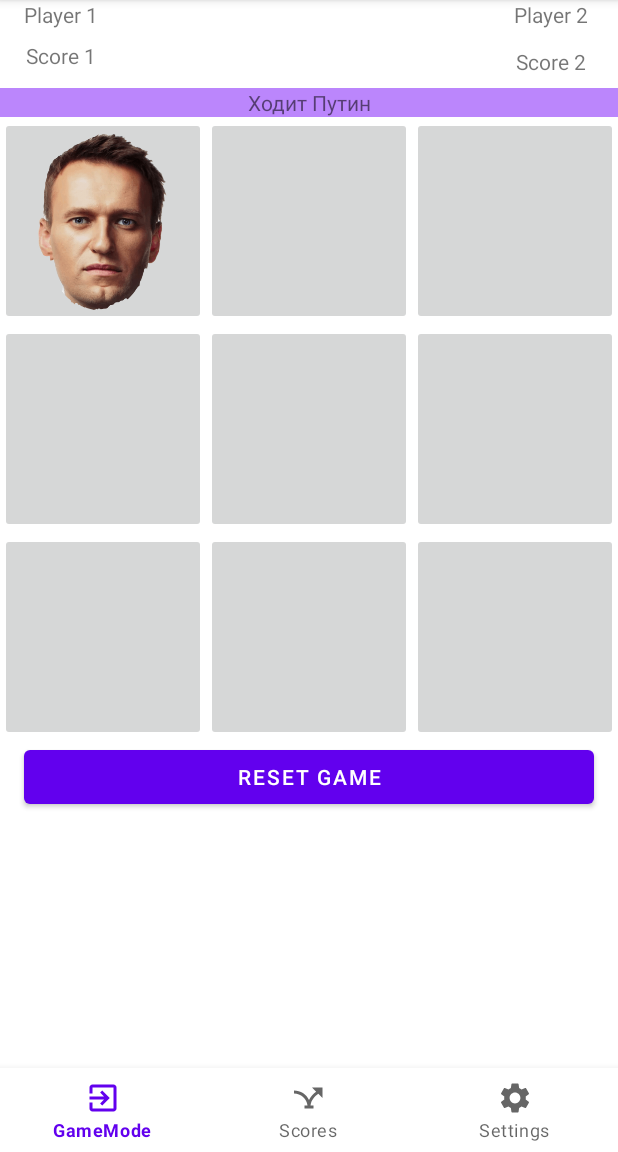
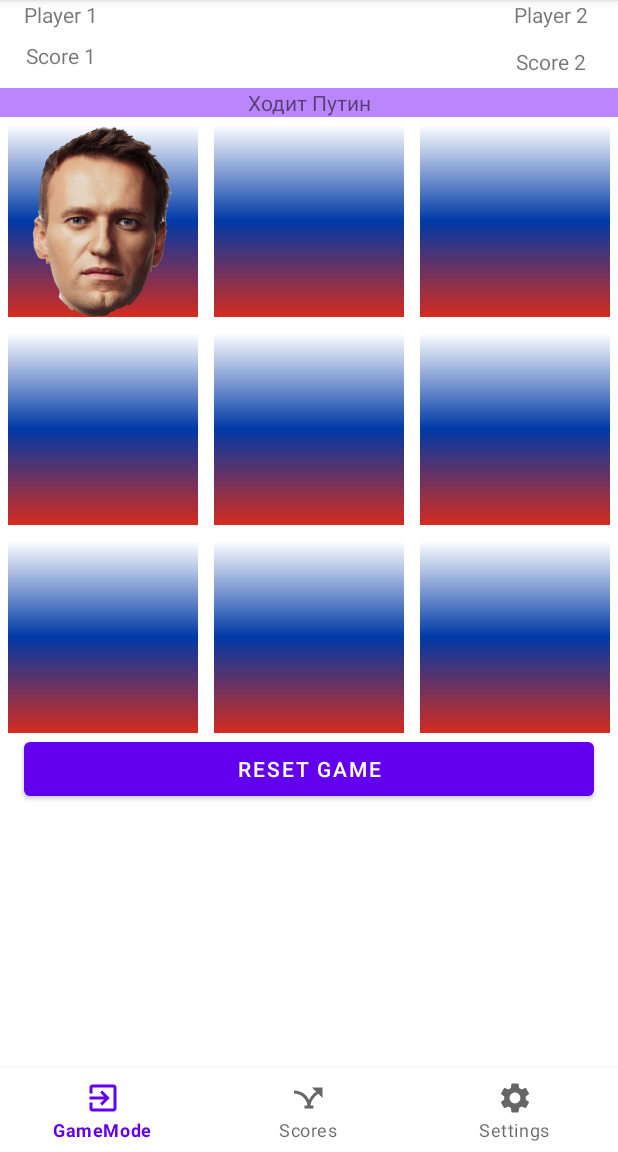
Before and after one commit to dobryansky/TicTacToeOpponents, an Android app: the Board3x3 screen opened through its navigation route, after a tap on an icon or button, on a phone screen of 412 x 824 dp, the part 84-1236 px from its top. Run offline under Robolectric (Android 15) with nearby library versions, the phone set to English and light mode, and no system bars; our stand-ins replace navigation-ui.

Commit message:
board 3x3 complete//TrickolorBackground

```diff
--- a/app/src/main/java/com/artem/myapplication/Board3x3.kt
+++ b/app/src/main/java/com/artem/myapplication/Board3x3.kt
@@ -1,11 +1,13 @@
 package com.artem.myapplication
 
+import android.graphics.drawable.Drawable
 import android.os.Bundle
 import androidx.fragment.app.Fragment
 import android.view.LayoutInflater
 import android.view.View
 import android.view.ViewGroup
 import android.widget.ImageButton
+import androidx.core.content.res.ResourcesCompat
 import com.artem.myapplication.databinding.FragmentBoard3x3Binding
 
 
@@ -13,8 +15,6 @@ class Board3x3 : Fragment() {
     private var _binding: FragmentBoard3x3Binding? = null
     private val binding get() = _binding!!
     var gameBoard: Array<Array<Int>> = Array(3) { Array(3) { 5 } }
-
-
 
 
     //  arrayOf(binding.imgBut1,binding.imgBut2,binding.imgBut3)
@@ -40,22 +40,22 @@ class Board3x3 : Fragment() {
     override fun onResume() {
         super.onResume()
         initListeners()
-        if (logicGame.checkDraw()){
+        if (logicGame.checkDraw()) {
             binding.txtInfoTable.text = "Ничья,ёпта!!!!!"
         }
     }
 
     fun initListeners() {
         val btnArray = arrayOf(
-            arrayOf(binding.imgBut1,binding.imgBut2,binding.imgBut3),
-            arrayOf(binding.imgBut4,binding.imgBut5,binding.imgBut6),
-            arrayOf(binding.imgBut7,binding.imgBut8,binding.imgBut9)
+            arrayOf(binding.imgBut1, binding.imgBut2, binding.imgBut3),
+            arrayOf(binding.imgBut4, binding.imgBut5, binding.imgBut6),
+            arrayOf(binding.imgBut7, binding.imgBut8, binding.imgBut9)
         )
 
 
 
         for (i in 0 until btnArray[0].size) {
-            for (j in 0 until btnArray[0].size ){
+            for (j in 0 until btnArray[0].size) {
                 btnArray[i][j].setOnClickListener {
                     btnArray[i][j].setImageResource(currentPic)
                     textTurn()
@@ -64,8 +64,7 @@ class Board3x3 : Fragment() {
                         println(logicGame.checkWin())
                         if (logicGame.checkWin()) {
                             winPlayer()
-                            }
-                            if (logicGame.checkDraw()){
+                        } else if (logicGame.checkDraw()) {
                             binding.txtInfoTable.text = "Ничья,ёпта!!!!!"
                         }
 
@@ -74,28 +73,18 @@ class Board3x3 : Fragment() {
                         println(logicGame.checkWin())
                         if (logicGame.checkWin()) {
                             winPlayer()
-                            }
-                            if (logicGame.checkDraw()){
+                        } else if (logicGame.checkDraw()) {
                             binding.txtInfoTable.text = "Ничья,ёпта!!!!!"
                         }
 
                     }
                     swapPic()
-                        showGameBoard(gameBoard)
+                    //showGameBoard(gameBoard)
                     btnArray[i][j].isClickable = false
                 }
 
             }
         }
-
-
-
-
-
-
-
-
-
 
 
         /*binding.txtInfoTable.text = "Ходит Навальный"
@@ -406,15 +395,18 @@ class Board3x3 : Fragment() {
         binding.imgBut7.setImageResource(0)
         binding.imgBut8.setImageResource(0)
         binding.imgBut9.setImageResource(0)
-        binding.imgBut1.setBackgroundColor(resources.getColor(R.color.greybackgroung))
-        binding.imgBut2.setBackgroundColor(resources.getColor(R.color.greybackgroung))
-        binding.imgBut3.setBackgroundColor(resources.getColor(R.color.greybackgroung))
-        binding.imgBut4.setBackgroundColor(resources.getColor(R.color.greybackgroung))
-        binding.imgBut5.setBackgroundColor(resources.getColor(R.color.greybackgroung))
-        binding.imgBut6.setBackgroundColor(resources.getColor(R.color.greybackgroung))
-        binding.imgBut7.setBackgroundColor(resources.getColor(R.color.greybackgroung))
-        binding.imgBut8.setBackgroundColor(resources.getColor(R.color.greybackgroung))
-        binding.imgBut9.setBackgroundColor(resources.getColor(R.color.greybackgroung))
+
+        binding.imgBut1.background = resources.getDrawable(R.drawable.tricolor)
+        binding.imgBut2.background = resources.getDrawable(R.drawable.tricolor)
+        binding.imgBut3.background = resources.getDrawable(R.drawable.tricolor)
+        binding.imgBut4.background = resources.getDrawable(R.drawable.tricolor)
+        binding.imgBut5.background = resources.getDrawable(R.drawable.tricolor)
+        binding.imgBut6.background = resources.getDrawable(R.drawable.tricolor)
+        binding.imgBut7.background = resources.getDrawable(R.drawable.tricolor)
+        binding.imgBut8.background = resources.getDrawable(R.drawable.tricolor)
+        binding.imgBut9.background = resources.getDrawable(R.drawable.tricolor)
+
+
         binding.imgBut1.isClickable = true
         binding.imgBut2.isClickable = true
         binding.imgBut3.isClickable = true
@@ -456,17 +448,24 @@ class Board3x3 : Fragment() {
 
     fun winPlayer() {
         val btnArray = arrayOf(
-            arrayOf(binding.imgBut1,binding.imgBut2,binding.imgBut3),
-            arrayOf(binding.imgBut4,binding.imgBut5,binding.imgBut6),
-            arrayOf(binding.imgBut7,binding.imgBut8,binding.imgBut9)
+            arrayOf(binding.imgBut1, binding.imgBut2, binding.imgBut3),
+            arrayOf(binding.imgBut4, binding.imgBut5, binding.imgBut6),
+            arrayOf(binding.imgBut7, binding.imgBut8, binding.imgBut9)
         )
+        showGameBoard(logicGame.winArray)
         if (currentPlayer == 1) {
             binding.txtInfoTable.text = "Победил Навальный"
 
             for (i in 0 until logicGame.winArray.size) {
                 for (j in 0 until logicGame.winArray.size) {
-                    if(logicGame.winArray[i][j]==1){
+                    if (logicGame.winArray[i][j] == 1) {
                         btnArray[i][j].setBackgroundColor(resources.getColor(R.color.green))
+                    }
+                    if(logicGame.gameBoard[i][j]==1) {
+                        btnArray[i][j].setImageResource(R.drawable.navalnysmile)
+                    }
+                    if(logicGame.gameBoard[i][j]==0) {
+                        btnArray[i][j].setImageResource(R.drawable.putinjail)
                     }
 
                 }
@@ -478,8 +477,14 @@ class Board3x3 : Fragment() {
             binding.txtInfoTable.text = "Победил Путин"
             for (i in 0 until logicGame.winArray.size) {
                 for (j in 0 until logicGame.winArray.size) {
-                    if(logicGame.winArray[i][j]==1){
+                    if (logicGame.winArray[i][j] == 1) {
                         btnArray[i][j].setBackgroundColor(resources.getColor(R.color.green))
+                    }
+                    if(logicGame.gameBoard[i][j]==0) {
+                        btnArray[i][j].setImageResource(R.drawable.putinsmile)
+                    }
+                    if(logicGame.gameBoard[i][j]==1) {
+                        btnArray[i][j].setImageResource(R.drawable.navalnyjail)
                     }
 
                 }
--- a/app/src/main/java/com/artem/myapplication/LogicGame.kt
+++ b/app/src/main/java/com/artem/myapplication/LogicGame.kt
@@ -3,7 +3,7 @@ package com.artem.myapplication
 class LogicGame(var gameBoard: Array<Array<Int>>, val numToWin: Int) {
 
 
-    var winArray: Array<Array<Int>> = Array(3) { Array(3) { 0 } }
+    var winArray: Array<Array<Int>> = Array(3) { Array(3) { 5 } }
 
     fun checkWin(): Boolean {
         return checkColumns() || checkRows() || checkDiagonal()
@@ -29,11 +29,12 @@ class LogicGame(var gameBoard: Array<Array<Int>>, val numToWin: Int) {
                 count++
             } else {
                 count = 0
-                winArray = Array(3) { Array(3) { 0 } }
+                winArray = Array(3) { Array(3) { 5 } }
             }
             if (count == (numToWin - 1)) return true
         }
         count = 0
+        winArray = Array(3) { Array(3) { 5 } }
         for (i in 0 until gameBoard[0].size - 1) {
 
             if (gameBoard[i][gameBoard[0].size - 1 - i] == gameBoard[i + 1][gameBoard[0].size - 2 - i] && ((gameBoard[i][gameBoard[0].size - 1 - i] == 0) || gameBoard[i][gameBoard[0].size - 1 - i] == 1)) {
@@ -42,7 +43,7 @@ class LogicGame(var gameBoard: Array<Array<Int>>, val numToWin: Int) {
                 count++
             } else {
                 count = 0
-                winArray = Array(3) { Array(3) { 0 } }
+                winArray = Array(3) { Array(3) { 5 } }
             }
             if (count == (numToWin - 1)) return true
         }
@@ -61,7 +62,7 @@ class LogicGame(var gameBoard: Array<Array<Int>>, val numToWin: Int) {
                     count++
                 } else {
                     count = 0
-                    winArray = Array(3) { Array(3) { 0 } }
+                    winArray = Array(3) { Array(3) { 5 } }
                 }
                 if (count == (numToWin - 1)) {
                     return true
@@ -85,7 +86,7 @@ class LogicGame(var gameBoard: Array<Array<Int>>, val numToWin: Int) {
                     count++
                 } else {
                     count = 0
-                    winArray = Array(3) { Array(3) { 0 } }
+                    winArray = Array(3) { Array(3) { 5 } }
                 }
                 if (count == (numToWin - 1)) {
                     return true
--- /dev/null
+++ b/app/src/main/res/drawable/tricolor.xml
@@ -0,0 +1,11 @@
+<?xml version="1.0" encoding="utf-8"?>
+<shape
+    xmlns:android="http://schemas.android.com/apk/res/android">
+
+    <gradient
+        android:angle="270"
+        android:startColor="#FFFFFF"
+        android:centerColor="#0039A6"
+        android:endColor="#D52B1E"/>
+
+</shape>
--- a/app/src/main/res/layout/fragment_board3x3.xml
+++ b/app/src/main/res/layout/fragment_board3x3.xml
@@ -55,6 +55,7 @@
         android:layout_marginTop="12dp"
         android:background="@color/purple_200"
         android:gravity="center"
+
         android:text="@string/txtInfoTable"
         app:layout_constraintEnd_toEndOf="parent"
         app:layout_constraintStart_toStartOf="parent"
@@ -64,119 +65,164 @@
         android:id="@+id/imgBut1"
         android:layout_width="0dp"
         android:layout_height="0dp"
-        app:layout_constraintVertical_weight="1"
-        app:layout_constraintHorizontal_weight="1"
+        android:layout_marginStart="5dp"
+        android:layout_marginTop="5dp"
+        android:layout_marginEnd="5dp"
+        android:layout_marginBottom="5dp"
+        android:background="@drawable/tricolor"
         android:scaleType="fitCenter"
         app:layout_constraintBottom_toTopOf="@+id/imgBut4"
         app:layout_constraintEnd_toStartOf="@+id/imgBut2"
         app:layout_constraintHorizontal_bias="0.5"
+        app:layout_constraintHorizontal_weight="1"
         app:layout_constraintStart_toStartOf="parent"
-        app:layout_constraintTop_toBottomOf="@+id/txtInfoTable" />
+        app:layout_constraintTop_toBottomOf="@+id/txtInfoTable"
+        app:layout_constraintVertical_weight="1" />
 
     <ImageButton
         android:id="@+id/imgBut2"
         android:layout_width="0dp"
         android:layout_height="0dp"
-        app:layout_constraintVertical_weight="1"
-        app:layout_constraintHorizontal_weight="1"
+        android:layout_marginStart="5dp"
+        android:layout_marginTop="5dp"
+        android:background="@drawable/tricolor"
+        android:layout_marginEnd="5dp"
+        android:layout_marginBottom="5dp"
         android:scaleType="fitCenter"
         app:layout_constraintBottom_toTopOf="@+id/imgBut5"
         app:layout_constraintEnd_toStartOf="@+id/imgBut3"
         app:layout_constraintHorizontal_bias="0.5"
+        app:layout_constraintHorizontal_weight="1"
         app:layout_constraintStart_toEndOf="@+id/imgBut1"
-        app:layout_constraintTop_toBottomOf="@+id/txtInfoTable" />
+        app:layout_constraintTop_toBottomOf="@+id/txtInfoTable"
+        app:layout_constraintVertical_weight="1" />
 
 
     <ImageButton
         android:id="@+id/imgBut3"
         android:layout_width="0dp"
         android:layout_height="0dp"
-        app:layout_constraintVertical_weight="1"
-        app:layout_constraintHorizontal_weight="1"
+        android:layout_marginStart="5dp"
+        android:layout_marginTop="5dp"
+        android:layout_marginEnd="5dp"
+        android:background="@drawable/tricolor"
+        android:layout_marginBottom="5dp"
         android:scaleType="fitCenter"
         app:layout_constraintBottom_toTopOf="@+id/imgBut6"
         app:layout_constraintEnd_toEndOf="parent"
         app:layout_constraintHorizontal_bias="0.5"
+        app:layout_constraintHorizontal_weight="1"
         app:layout_constraintStart_toEndOf="@+id/imgBut2"
-        app:layout_constraintTop_toBottomOf="@+id/txtInfoTable" />
+        app:layout_constraintTop_toBottomOf="@+id/txtInfoTable"
+        app:layout_constraintVertical_weight="1" />
 
     <ImageButton
         android:id="@+id/imgBut4"
         android:layout_width="0dp"
         android:layout_height="0dp"
-        app:layout_constraintVertical_weight="1"
-        app:layout_constraintHorizontal_weight="1"
+        android:layout_marginStart="5dp"
+        android:layout_marginTop="5dp"
+        android:layout_marginEnd="5dp"
+        android:layout_marginBottom="5dp"
+        android:background="@drawable/tricolor"
         android:scaleType="fitCenter"
         app:layout_constraintBottom_toTopOf="@+id/imgBut7"
         app:layout_constraintEnd_toStartOf="@+id/imgBut5"
         app:layout_constraintHorizontal_bias="0.5"
+        app:layout_constraintHorizontal_weight="1"
         app:layout_constraintStart_toStartOf="parent"
-        app:layout_constraintTop_toBottomOf="@+id/imgBut1" />
+        app:layout_constraintTop_toBottomOf="@+id/imgBut1"
+        app:layout_constraintVertical_weight="1" />
 
     <ImageButton
         android:id="@+id/imgBut5"
         android:layout_width="0dp"
         android:layout_height="0dp"
-        app:layout_constraintVertical_weight="1"
-        app:layout_constraintHorizontal_weight="1"
+        android:layout_marginStart="5dp"
+        android:layout_marginTop="5dp"
+        android:layout_marginEnd="5dp"
+        android:background="@drawable/tricolor"
+        android:layout_marginBottom="5dp"
         android:scaleType="fitCenter"
         app:layout_constraintBottom_toTopOf="@+id/imgBut8"
         app:layout_constraintEnd_toStartOf="@+id/imgBut6"
         app:layout_constraintHorizontal_bias="0.5"
+        app:layout_constraintHorizontal_weight="1"
         app:layout_constraintStart_toEndOf="@+id/imgBut4"
-        app:layout_constraintTop_toBottomOf="@+id/imgBut2" />
+        app:layout_constraintTop_toBottomOf="@+id/imgBut2"
+        app:layout_constraintVertical_weight="1" />
 
     <ImageButton
         android:id="@+id/imgBut6"
         android:layout_width="0dp"
         android:layout_height="0dp"
-        app:layout_constraintVertical_weight="1"
-        app:layout_constraintHorizontal_weight="1"
+        android:layout_marginStart="5dp"
+        android:layout_marginTop="5dp"
+        android:layout_marginEnd="5dp"
+        android:background="@drawable/tricolor"
+        android:layout_marginBottom="5dp"
         android:scaleType="fitCenter"
         app:layout_constraintBottom_toTopOf="@+id/imgBut9"
         app:layout_constraintEnd_toEndOf="parent"
         app:layout_constraintHorizontal_bias="0.5"
+        app:layout_constraintHorizontal_weight="1"
         app:layout_constraintStart_toEndOf="@+id/imgBut5"
-        app:layout_constraintTop_toBottomOf="@+id/imgBut3" />
+        app:layout_constraintTop_toBottomOf="@+id/imgBut3"
+        app:layout_constraintVertical_weight="1" />
 
     <ImageButton
         android:id="@+id/imgBut7"
         android:layout_width="0dp"
         android:layout_height="0dp"
-        app:layout_constraintVertical_weight="1"
-        app:layout_constraintHorizontal_weight="1"
+        android:layout_marginStart="5dp"
+        android:layout_marginTop="5dp"
+        android:layout_marginEnd="5dp"
+        android:background="@drawable/tricolor"
+        android:layout_marginBottom="5dp"
         android:scaleType="fitCenter"
         app:layout_constraintBottom_toTopOf="@+id/guideline4"
         app:layout_constraintEnd_toStartOf="@+id/imgBut8"
         app:layout_constraintHorizontal_bias="0.5"
+        app:layout_constraintHorizontal_weight="1"
         app:layout_constraintStart_toStartOf="parent"
-        app:layout_constraintTop_toBottomOf="@+id/imgBut4" />
+        app:layout_constraintTop_toBottomOf="@+id/imgBut4"
+        app:layout_constraintVertical_weight="1" />
 
     <ImageButton
         android:id="@+id/imgBut8"
         android:layout_width="0dp"
         android:layout_height="0dp"
-        app:layout_constraintVertical_weight="1"
-        app:layout_constraintHorizontal_weight="1"
+        android:layout_marginStart="5dp"
+        android:layout_marginTop="5dp"
+        android:layout_marginEnd="5dp"
+        android:background="@drawable/tricolor"
+        android:layout_marginBottom="5dp"
         android:scaleType="fitCenter"
         app:layout_constraintBottom_toTopOf="@+id/guideline4"
         app:layout_constraintEnd_toStartOf="@+id/imgBut9"
         app:layout_constraintHorizontal_bias="0.5"
+        app:layout_constraintHorizontal_weight="1"
         app:layout_constraintStart_toEndOf="@+id/imgBut7"
-        app:layout_constraintTop_toBottomOf="@+id/imgBut5" />
+        app:layout_constraintTop_toBottomOf="@+id/imgBut5"
+        app:layout_constraintVertical_weight="1" />
 
     <ImageButton
         android:id="@+id/imgBut9"
         android:layout_width="0dp"
         android:layout_height="0dp"
-        app:layout_constraintVertical_weight="1"
-        app:layout_constraintHorizontal_weight="1"
+        android:layout_marginStart="5dp"
+        android:layout_marginTop="5dp"
+        android:layout_marginEnd="5dp"
+        android:layout_marginBottom="5dp"
         android:scaleType="fitCenter"
+        android:background="@drawable/tricolor"
         app:layout_constraintBottom_toTopOf="@+id/guideline4"
         app:layout_constraintEnd_toEndOf="parent"
         app:layout_constraintHorizontal_bias="0.5"
+        app:layout_constraintHorizontal_weight="1"
         app:layout_constraintStart_toEndOf="@+id/imgBut8"
-        app:layout_constraintTop_toBottomOf="@+id/imgBut6" />
+        app:layout_constraintTop_toBottomOf="@+id/imgBut6"
+        app:layout_constraintVertical_weight="1" />
 
     <Button
         android:id="@+id/btnReset"
@@ -185,10 +231,12 @@
         android:layout_marginStart="16dp"
         android:layout_marginEnd="16dp"
         android:text="@string/btnReset"
+        app:layout_constraintBottom_toBottomOf="parent"
         app:layout_constraintEnd_toEndOf="parent"
-        app:layout_constraintHorizontal_bias="1.0"
+        app:layout_constraintHorizontal_bias="0.0"
         app:layout_constraintStart_toStartOf="parent"
-        app:layout_constraintTop_toBottomOf="@+id/imgBut8" />
+        app:layout_constraintTop_toBottomOf="@+id/imgBut8"
+        app:layout_constraintVertical_bias="0.0" />
 
     <androidx.constraintlayout.widget.Guideline
         android:id="@+id/guideline4"
```
Also changed, not shown: app/src/main/res/drawable-hdpi/navalnyjail.png (added), app/src/main/res/drawable-hdpi/putinjail.png (added), app/src/main/res/drawable-mdpi/navalnyjail.png (added), app/src/main/res/drawable-mdpi/putinjail.png (added), app/src/main/res/drawable-xhdpi/navalnyjail.png (added), app/src/main/res/drawable-xhdpi/putinjail.png (added), 4 other files. Lines whose indentation alone changed are shown as unchanged.
